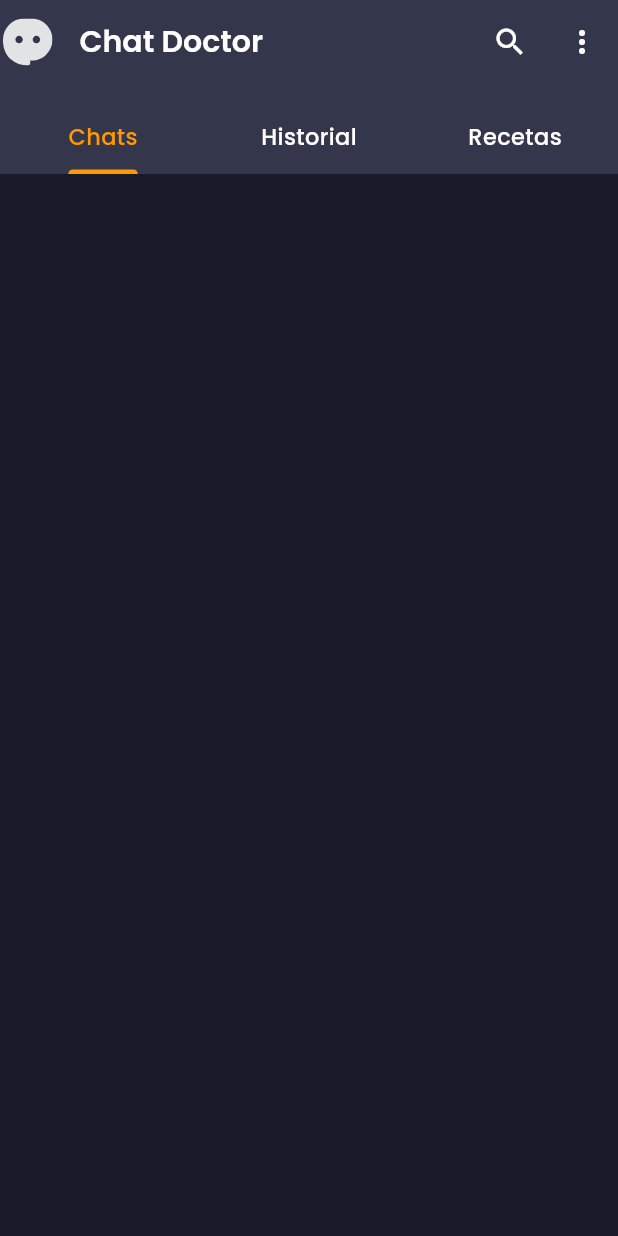
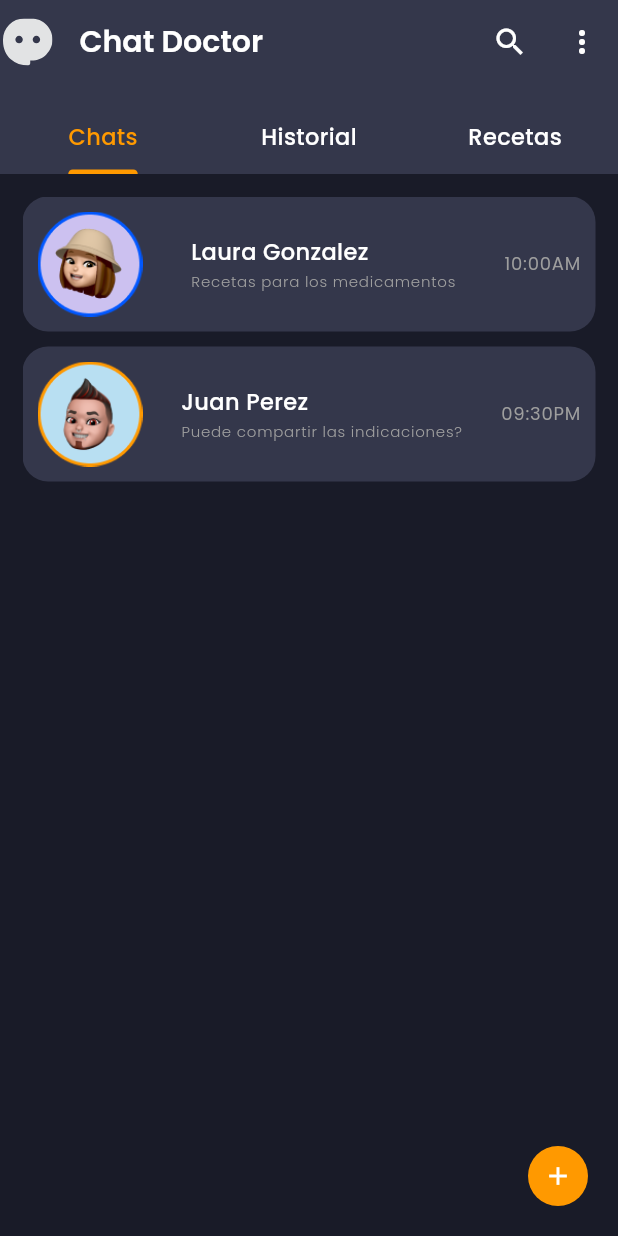
Before and after one commit to mariquenaallosa/chat-doctor, a Flutter app: the HomePage screen opened by its route, on a phone screen of 412 x 824 dp. Run offline on Flutter 3.47's test engine with Material 3 defaults, Android fonts, the phone set to English and light mode, and no system bars; our stand-ins replace flutter_svg, get, slide_to_act.

Commit message:
feat: cardChat

```diff
--- a/lib/main.dart
+++ b/lib/main.dart
@@ -1,6 +1,5 @@
 import 'package:app_social/config/page_path.dart';
 import 'package:app_social/config/themes.dart';
-import 'package:app_social/pages/homePage/home_page.dart';
 import 'package:app_social/pages/welcome/welcome_page.dart';
 import 'package:flutter/material.dart';
 import 'package:get/get.dart';
--- a/lib/pages/homePage/home_page.dart
+++ b/lib/pages/homePage/home_page.dart
@@ -1,5 +1,6 @@
 import 'package:app_social/config/images.dart';
 import 'package:app_social/config/strings.dart';
+import 'package:app_social/pages/homePage/widget/chat_list.dart';
 import 'package:app_social/pages/homePage/widget/tab_bar.dart';
 import 'package:flutter/material.dart';
 import 'package:flutter_svg/flutter_svg.dart';
@@ -42,11 +43,32 @@ class _HomePageState extends State<HomePage> with TickerProviderStateMixin{
         ],
         bottom: myTabBar(tabController, context),
       ),
-      body: Column(
-        children: [
-
-        ],
-      ),
+      floatingActionButton: FloatingActionButton.small(
+        shape: const RoundedRectangleBorder(
+        borderRadius: BorderRadius.all(Radius.circular(50))),
+        elevation: 0,
+        backgroundColor: Theme.of(context).colorScheme.secondary,
+        foregroundColor: Colors.white,
+        onPressed: (){},
+        child: Icon(Icons.add, size: 20,)
+        ),
+      body: Padding(
+        padding: const EdgeInsets.all(15),
+        child: TabBarView(
+          controller: tabController,
+          children: [
+            ChatList(),
+            ChatList(),
+          ListView(
+            children: [
+              ListTile(
+                title: Text("Name Nitisht"),
+              )
+            ],
+          )
+          ]
+          ),
+      )
     );
   }
 }
--- /dev/null
+++ b/lib/pages/homePage/widget/chat_list.dart
@@ -0,0 +1,25 @@
+import 'package:app_social/config/images.dart';
+import 'package:app_social/pages/homePage/widget/chat_title.dart';
+import 'package:flutter/material.dart';
+
+class ChatList extends StatelessWidget {
+  const ChatList({super.key});
+
+  @override
+  Widget build(BuildContext context) {
+    return ListView(
+            children: [
+             ChatTitle(
+              imageUrl: AssetsImages.girlPic,
+              name: "Laura Gonzalez",
+              lastChat: "Recetas para los medicamentos",
+              lastTime: "10:00AM"),
+              ChatTitle(
+              imageUrl: AssetsImages.boyPic,
+              name: "Juan Perez",
+              lastChat: "Puede compartir las indicaciones?",
+              lastTime: "09:30PM")
+            ],
+          );
+  }
+}
--- /dev/null
+++ b/lib/pages/homePage/widget/chat_title.dart
@@ -0,0 +1,41 @@
+import 'package:flutter/material.dart';
+
+class ChatTitle extends StatelessWidget {
+  final String imageUrl;
+  final String name;
+  final String lastChat;
+  final String lastTime;
+  const ChatTitle({
+    super.key, required this.imageUrl, required this.name, required this.lastChat, required this.lastTime,
+  });
+
+  @override
+  Widget build(BuildContext context) {
+    return Container(
+      margin: EdgeInsets.only(bottom: 10),
+     padding: EdgeInsets.all(10),
+     decoration: BoxDecoration(
+       borderRadius: BorderRadius.circular(17),
+       color: Theme.of(context).colorScheme.primaryContainer,
+     ),
+     child: Row(
+       mainAxisAlignment: MainAxisAlignment.spaceBetween,
+       children: [
+         Image.asset(imageUrl,
+         width: 70,),
+         const SizedBox(width: 10,),
+         Column(
+           crossAxisAlignment: CrossAxisAlignment.start,
+           children: [
+             Text(name, style: Theme.of(context).textTheme.bodyMedium,),
+             SizedBox(height: 2,),
+             Text(lastChat,style: Theme.of(context).textTheme.labelSmall)
+           ],
+         ),
+         SizedBox(width: 10,),
+         Text(lastTime, style: Theme.of(context).textTheme.labelMedium)
+       ],
+     ),
+    );
+  }
+}
```
